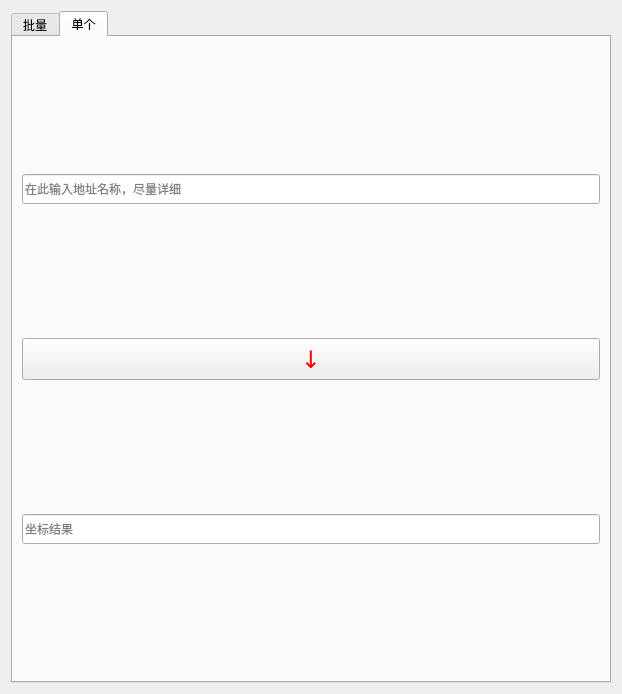
Qt form GeocodeCN_dialog_base.ui (WShihan/GeocodeCN) before a commit.
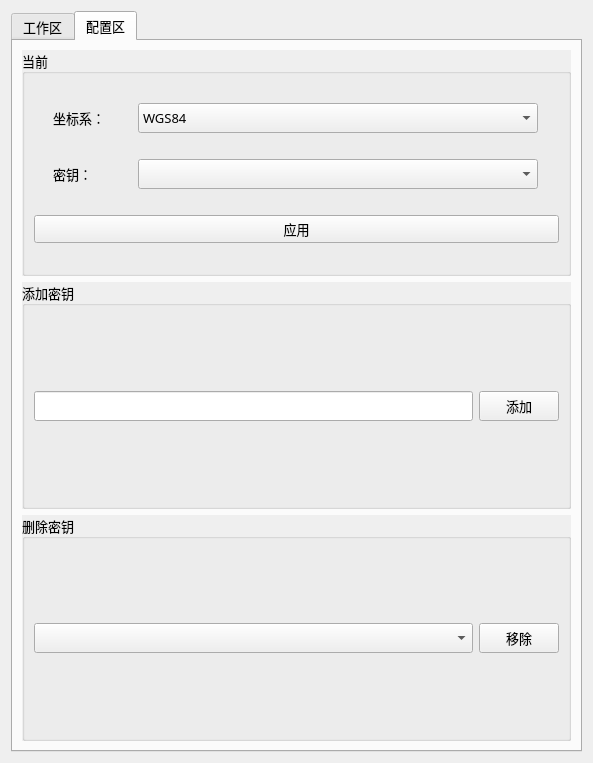
The same form after that commit.

Commit message: v0.2.1删除冗余文件，添加appkey管理

Diff of the .ui file:
```diff
--- a/GeocodeCN_dialog_base.ui
+++ b/GeocodeCN_dialog_base.ui
@@ -6,8 +6,8 @@
    <rect>
     <x>0</x>
     <y>0</y>
-    <width>622</width>
-    <height>694</height>
+    <width>593</width>
+    <height>763</height>
    </rect>
   </property>
   <property name="windowTitle">
@@ -16,16 +16,29 @@
   <layout class="QVBoxLayout" name="verticalLayout_2">
    <item>
     <widget class="QTabWidget" name="tabWidget">
+     <property name="font">
+      <font>
+       <family>黑体</family>
+       <pointsize>10</pointsize>
+      </font>
+     </property>
      <property name="currentIndex">
       <number>1</number>
      </property>
      <widget class="QWidget" name="table_batch">
       <attribute name="title">
+       <string>工作区</string>
+      </attribute>
+      <layout class="QVBoxLayout" name="verticalLayout_3">
+       <item>
+        <widget class="QGroupBox" name="gbBatch">
+         <property name="autoFillBackground">
+          <bool>true</bool>
+         </property>
+         <property name="title">
        <string>批量</string>
-      </attribute>
-      <layout class="QVBoxLayout" name="verticalLayout_7">
-       <item>
-        <layout class="QVBoxLayout" name="verticalLayout_6">
+         </property>
+         <layout class="QHBoxLayout" name="horizontalLayout_4">
          <item>
           <layout class="QHBoxLayout" name="horizontalLayout">
            <item>
@@ -33,13 +46,13 @@
              <property name="minimumSize">
               <size>
                <width>200</width>
-               <height>20</height>
+                <height>30</height>
               </size>
              </property>
              <property name="baseSize">
               <size>
                <width>400</width>
-               <height>40</height>
+                <height>60</height>
               </size>
              </property>
             </widget>
@@ -48,14 +61,14 @@
             <widget class="QPushButton" name="btn_file">
              <property name="minimumSize">
               <size>
-               <width>80</width>
+                <width>40</width>
                <height>20</height>
               </size>
              </property>
              <property name="maximumSize">
               <size>
-               <width>120</width>
-               <height>40</height>
+                <width>60</width>
+                <height>60</height>
               </size>
              </property>
              <property name="font">
@@ -68,14 +81,10 @@
               <string>选择csv文件</string>
              </property>
              <property name="text">
-              <string>选择文件</string>
+               <string>……</string>
              </property>
             </widget>
            </item>
-          </layout>
-         </item>
-         <item>
-          <layout class="QHBoxLayout" name="horizontalLayout_3">
            <item>
             <widget class="QLabel" name="label">
              <property name="minimumSize">
@@ -109,102 +118,17 @@
              <property name="minimumSize">
               <size>
                <width>80</width>
-               <height>20</height>
+                <height>30</height>
               </size>
              </property>
              <property name="maximumSize">
               <size>
                <width>110</width>
-               <height>40</height>
+                <height>30</height>
               </size>
              </property>
             </widget>
            </item>
-           <item>
-            <spacer name="horizontalSpacer_2">
-             <property name="orientation">
-              <enum>Qt::Horizontal</enum>
-             </property>
-             <property name="sizeHint" stdset="0">
-              <size>
-               <width>28</width>
-               <height>18</height>
-              </size>
-             </property>
-            </spacer>
-           </item>
-           <item>
-            <widget class="QLabel" name="label_crs">
-             <property name="minimumSize">
-              <size>
-               <width>30</width>
-               <height>20</height>
-              </size>
-             </property>
-             <property name="maximumSize">
-              <size>
-               <width>60</width>
-               <height>40</height>
-              </size>
-             </property>
-             <property name="font">
-              <font>
-               <family>黑体</family>
-               <pointsize>8</pointsize>
-              </font>
-             </property>
-             <property name="toolTip">
-              <string>用作地理编码的列</string>
-             </property>
-             <property name="text">
-              <string>坐标系</string>
-             </property>
-            </widget>
-           </item>
-           <item>
-            <widget class="QComboBox" name="cb_crs">
-             <property name="minimumSize">
-              <size>
-               <width>80</width>
-               <height>20</height>
-              </size>
-             </property>
-             <property name="maximumSize">
-              <size>
-               <width>110</width>
-               <height>40</height>
-              </size>
-             </property>
-             <item>
-              <property name="text">
-               <string>WGS84</string>
-              </property>
-             </item>
-             <item>
-              <property name="text">
-               <string>百度坐标系</string>
-              </property>
-             </item>
-             <item>
-              <property name="text">
-               <string>国测局坐标系</string>
-              </property>
-             </item>
-            </widget>
-           </item>
-           <item>
-            <spacer name="horizontalSpacer">
-             <property name="orientation">
-              <enum>Qt::Horizontal</enum>
-             </property>
-             <property name="sizeHint" stdset="0">
-              <size>
-               <width>78</width>
-               <height>20</height>
-              </size>
-             </property>
-            </spacer>
-           </item>
            <item>
             <widget class="QPushButton" name="btn_start">
              <property name="minimumSize">
@@ -232,16 +156,95 @@
               <string notr="true">color:red;</string>
              </property>
              <property name="text">
-              <string>开始</string>
+               <string>》》</string>
              </property>
             </widget>
            </item>
           </layout>
          </item>
         </layout>
+        </widget>
        </item>
        <item>
-        <widget class="QTextBrowser" name="tb_loc"/>
+        <widget class="QGroupBox" name="groupBox">
+         <property name="autoFillBackground">
+          <bool>true</bool>
+         </property>
+         <property name="title">
+          <string>单个</string>
+         </property>
+         <layout class="QHBoxLayout" name="horizontalLayout_3">
+          <item>
+           <layout class="QHBoxLayout" name="horizontalLayout_5">
+            <item>
+             <widget class="QLineEdit" name="leAddress">
+              <property name="sizePolicy">
+               <sizepolicy hsizetype="Preferred" vsizetype="Fixed">
+                <horstretch>0</horstretch>
+                <verstretch>0</verstretch>
+               </sizepolicy>
+              </property>
+              <property name="maximumSize">
+               <size>
+                <width>800</width>
+                <height>30</height>
+               </size>
+              </property>
+              <property name="placeholderText">
+               <string>在此输入地址名称，尽量详细</string>
+              </property>
+             </widget>
+            </item>
+            <item>
+             <widget class="QPushButton" name="btnSingle">
+              <property name="sizePolicy">
+               <sizepolicy hsizetype="Maximum" vsizetype="Fixed">
+                <horstretch>0</horstretch>
+                <verstretch>0</verstretch>
+               </sizepolicy>
+              </property>
+              <property name="minimumSize">
+               <size>
+                <width>80</width>
+                <height>20</height>
+               </size>
+              </property>
+              <property name="font">
+               <font>
+                <family>黑体</family>
+                <pointsize>10</pointsize>
+               </font>
+              </property>
+              <property name="toolTip">
+               <string>获取该地址坐标</string>
+              </property>
+              <property name="autoFillBackground">
+               <bool>false</bool>
+              </property>
+              <property name="styleSheet">
+               <string notr="true">color:red;</string>
+              </property>
+              <property name="text">
+               <string>》》</string>
+              </property>
+             </widget>
+            </item>
+           </layout>
+          </item>
+         </layout>
+        </widget>
+       </item>
+       <item>
+        <layout class="QVBoxLayout" name="verticalLayout_4">
+         <item>
+          <widget class="QTextBrowser" name="tb_loc">
+           <property name="sizePolicy">
+            <sizepolicy hsizetype="MinimumExpanding" vsizetype="MinimumExpanding">
+             <horstretch>0</horstretch>
+             <verstretch>0</verstretch>
+            </sizepolicy>
+           </property>
+          </widget>
        </item>
        <item>
         <layout class="QVBoxLayout" name="verticalLayout">
@@ -346,73 +349,244 @@
         </layout>
        </item>
       </layout>
+       </item>
+      </layout>
      </widget>
      <widget class="QWidget" name="table_one">
       <attribute name="title">
-       <string>单个</string>
+       <string>配置区</string>
       </attribute>
-      <layout class="QVBoxLayout" name="verticalLayout_4">
+      <layout class="QVBoxLayout" name="verticalLayout_5">
        <item>
-        <widget class="QLineEdit" name="leAddress">
-         <property name="sizePolicy">
-          <sizepolicy hsizetype="Maximum" vsizetype="Fixed">
-           <horstretch>0</horstretch>
-           <verstretch>0</verstretch>
-          </sizepolicy>
+        <widget class="QGroupBox" name="groupBox_2">
+         <property name="autoFillBackground">
+          <bool>true</bool>
          </property>
+         <property name="title">
+          <string>当前</string>
+         </property>
+         <layout class="QVBoxLayout" name="verticalLayout_6">
+          <item>
+           <layout class="QHBoxLayout" name="horizontalLayout_7">
+            <item>
+             <widget class="QLabel" name="label_crs_config">
+              <property name="minimumSize">
+               <size>
+                <width>30</width>
+                <height>20</height>
+               </size>
+              </property>
          <property name="maximumSize">
           <size>
-           <width>800</width>
+                <width>60</width>
+                <height>40</height>
+               </size>
+              </property>
+              <property name="font">
+               <font>
+                <family>黑体</family>
+                <pointsize>10</pointsize>
+               </font>
+              </property>
+              <property name="toolTip">
+               <string>用作地理编码的列</string>
+              </property>
+              <property name="text">
+               <string>坐标系：</string>
+              </property>
+             </widget>
+            </item>
+            <item>
+             <widget class="QComboBox" name="cb_crs">
+              <property name="minimumSize">
+               <size>
+                <width>120</width>
+                <height>20</height>
+               </size>
+              </property>
+              <property name="maximumSize">
+               <size>
+                <width>400</width>
            <height>30</height>
           </size>
          </property>
-         <property name="placeholderText">
-          <string>在此输入地址名称，尽量详细</string>
-         </property>
-        </widget>
-       </item>
+              <item>
+               <property name="text">
+                <string>WGS84</string>
+               </property>
+              </item>
+              <item>
+               <property name="text">
+                <string>百度坐标系</string>
+               </property>
+              </item>
+              <item>
+               <property name="text">
+                <string>国测局坐标系</string>
+               </property>
+              </item>
+             </widget>
+            </item>
+           </layout>
+          </item>
        <item>
-        <widget class="QPushButton" name="btnSingle">
+           <layout class="QHBoxLayout" name="horizontalLayout_6">
+            <item>
+             <widget class="QLabel" name="label_ak_config">
+              <property name="minimumSize">
+               <size>
+                <width>30</width>
+                <height>20</height>
+               </size>
+              </property>
+              <property name="maximumSize">
+               <size>
+                <width>60</width>
+                <height>40</height>
+               </size>
+              </property>
          <property name="font">
           <font>
            <family>黑体</family>
-           <pointsize>18</pointsize>
+                <pointsize>10</pointsize>
           </font>
          </property>
          <property name="toolTip">
-          <string>获取该地址坐标</string>
-         </property>
-         <property name="autoFillBackground">
-          <bool>false</bool>
-         </property>
-         <property name="styleSheet">
-          <string notr="true">color:red;</string>
-         </property>
+               <string>用作地理编码的列</string>
+              </property>
+              <property name="text">
+               <string>密钥：</string>
+              </property>
+             </widget>
+            </item>
+            <item>
+             <widget class="QComboBox" name="cb_ak">
+              <property name="minimumSize">
+               <size>
+                <width>80</width>
+                <height>20</height>
+               </size>
+              </property>
+              <property name="maximumSize">
+               <size>
+                <width>400</width>
+                <height>30</height>
+               </size>
+              </property>
+             </widget>
+            </item>
+           </layout>
+          </item>
+          <item>
+           <widget class="QPushButton" name="btn_apply">
+            <property name="sizePolicy">
+             <sizepolicy hsizetype="Preferred" vsizetype="Fixed">
+              <horstretch>0</horstretch>
+              <verstretch>0</verstretch>
+             </sizepolicy>
+            </property>
          <property name="text">
-          <string>↓</string>
+             <string>应用</string>
          </property>
         </widget>
        </item>
+         </layout>
+        </widget>
+       </item>
        <item>
-        <widget class="QLineEdit" name="leLocation">
+        <widget class="QGroupBox" name="gb_akMsg">
+         <property name="autoFillBackground">
+          <bool>true</bool>
+         </property>
+         <property name="title">
+          <string>添加密钥</string>
+         </property>
+         <layout class="QHBoxLayout" name="horizontalLayout_9">
+          <item>
+           <layout class="QHBoxLayout" name="horizontalLayout_8">
+            <item>
+             <widget class="QLineEdit" name="le_addAk">
          <property name="sizePolicy">
-          <sizepolicy hsizetype="Maximum" vsizetype="Fixed">
+               <sizepolicy hsizetype="Preferred" vsizetype="Fixed">
            <horstretch>0</horstretch>
            <verstretch>0</verstretch>
           </sizepolicy>
          </property>
+              <property name="minimumSize">
+               <size>
+                <width>160</width>
+                <height>30</height>
+               </size>
+              </property>
          <property name="maximumSize">
           <size>
-           <width>800</width>
+                <width>600</width>
            <height>30</height>
           </size>
          </property>
-         <property name="readOnly">
+             </widget>
+            </item>
+            <item>
+             <widget class="QPushButton" name="btn_addAk">
+              <property name="maximumSize">
+               <size>
+                <width>80</width>
+                <height>30</height>
+               </size>
+              </property>
+              <property name="text">
+               <string>添加</string>
+              </property>
+             </widget>
+            </item>
+           </layout>
+          </item>
+         </layout>
+        </widget>
+       </item>
+       <item>
+        <widget class="QGroupBox" name="gb_akMsg_2">
+         <property name="autoFillBackground">
           <bool>true</bool>
          </property>
-         <property name="placeholderText">
-          <string>坐标结果</string>
+         <property name="title">
+          <string>删除密钥</string>
          </property>
+         <layout class="QHBoxLayout" name="horizontalLayout_11">
+          <item>
+           <layout class="QHBoxLayout" name="horizontalLayout_10">
+            <item>
+             <widget class="QComboBox" name="cb_ak_mgr">
+              <property name="minimumSize">
+               <size>
+                <width>160</width>
+                <height>20</height>
+               </size>
+              </property>
+              <property name="maximumSize">
+               <size>
+                <width>600</width>
+                <height>30</height>
+               </size>
+              </property>
+             </widget>
+            </item>
+            <item>
+             <widget class="QPushButton" name="btn_removeAk">
+              <property name="maximumSize">
+               <size>
+                <width>80</width>
+                <height>30</height>
+               </size>
+              </property>
+              <property name="text">
+               <string>移除</string>
+              </property>
+             </widget>
+            </item>
+           </layout>
+          </item>
+         </layout>
         </widget>
        </item>
       </layout>
```
Lines whose indentation alone changed are shown as unchanged. The commit also changes 28 other files.
